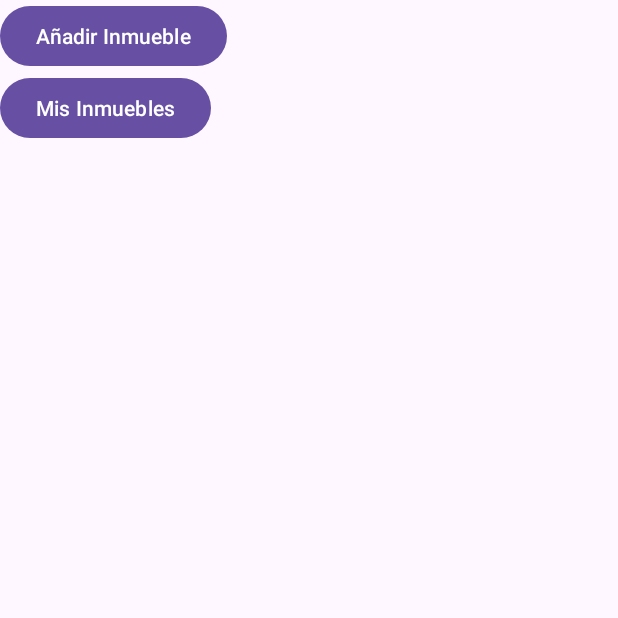
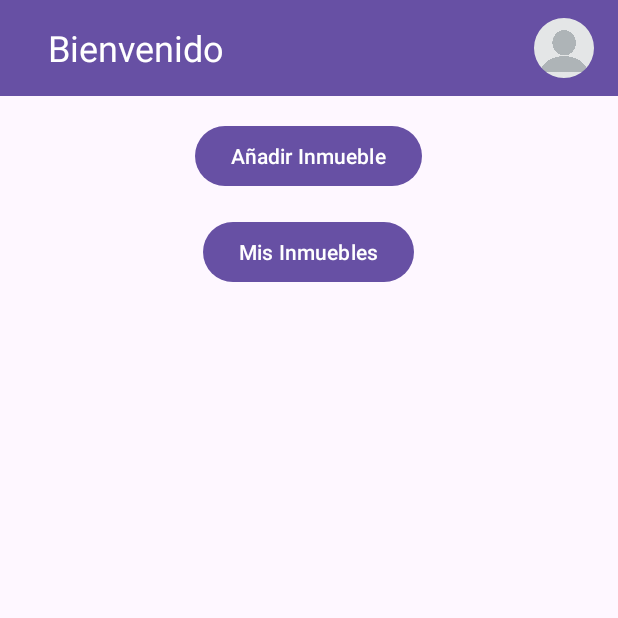
Before and after one commit to i82rusam/TFG, an Android app: the MainActivity screen opened directly, with no data from a screen before it, on a phone screen of 412 x 824 dp, the top half of it. Run offline under Robolectric (Android 15) with nearby library versions, the phone set to English and light mode, and no system bars; our stand-ins replace Firebase (no records; nobody signed in at launch, a user with empty details on screens opened directly).

Commit message:
new update

```diff
--- a/app/build.gradle.kts
+++ b/app/build.gradle.kts
@@ -45,6 +45,7 @@ dependencies {
     implementation("androidx.legacy:legacy-support-v13:1.0.0")
     implementation("com.google.firebase:firebase-auth-ktx:23.0.0")
     implementation("androidx.lifecycle:lifecycle-viewmodel-android:2.8.3")
+    implementation("com.google.firebase:firebase-storage-ktx:21.0.0")
     testImplementation("junit:junit:4.13.2")
     androidTestImplementation("androidx.test.ext:junit:1.2.1")
     androidTestImplementation("androidx.test.espresso:espresso-core:3.6.1")
@@ -53,4 +54,7 @@ dependencies {
     implementation ("androidx.lifecycle:lifecycle-viewmodel-ktx:2.8.3")
     implementation ("androidx.fragment:fragment-ktx:1.8.1")
     implementation("androidx.activity:activity-ktx:1.9.0")
+    implementation ("com.google.android.material:material:<version>")
+    implementation ("com.google.firebase:firebase-auth:23.0.0")
+
 }
--- a/app/src/main/AndroidManifest.xml
+++ b/app/src/main/AndroidManifest.xml
@@ -30,6 +30,7 @@
         </activity>
         <activity android:name=".ui.RegistroActivity"/>
         <activity android:name=".ui.LoginActivity"/>
+        <activity android:name="com.example.tfg.ui.ProfileActivity"/>
     </application>
 
 
--- a/app/src/main/java/com/example/tfg/ui/MainActivity.kt
+++ b/app/src/main/java/com/example/tfg/ui/MainActivity.kt
@@ -4,6 +4,7 @@ import android.content.Intent
 import android.os.Bundle
 import android.util.Log
 import android.widget.Button
+import android.widget.ImageView
 import android.widget.Toast
 import androidx.appcompat.app.AppCompatActivity
 import com.example.tfg.R
@@ -59,6 +60,12 @@ class MainActivity : AppCompatActivity() {
         // Inicializa repository aquí
         repository = FirebaseRepository(this)
 
+        val imageView = findViewById<ImageView>(R.id.imageViewProfile)
+        imageView.setOnClickListener {
+            val intent = Intent(this, ProfileActivity::class.java)
+            startActivity(intent)
+        }
+
         // Inicializa Botón Añadir Inmueble
         val btnAddInmueble: Button = findViewById(R.id.btnAddInmueble)
         btnAddInmueble.setOnClickListener {
--- a/app/src/main/res/layout/activity_login.xml
+++ b/app/src/main/res/layout/activity_login.xml
@@ -17,6 +17,9 @@
         android:hint="@string/hint_email"
         android:inputType="text"
         android:minHeight="48dp"
+        app:layout_constraintEnd_toEndOf="parent"
+        app:layout_constraintStart_toStartOf="parent"
+        app:layout_constraintTop_toTopOf="parent"
         tools:ignore="MissingConstraints,TextContrastCheck,TextFields,VisualLintTextFieldSize" />
 
     <EditText
--- a/app/src/main/res/layout/activity_main.xml
+++ b/app/src/main/res/layout/activity_main.xml
@@ -1,20 +1,67 @@
 <?xml version="1.0" encoding="utf-8"?>
-<LinearLayout xmlns:android="http://schemas.android.com/apk/res/android"
+<ScrollView xmlns:android="http://schemas.android.com/apk/res/android"
+    xmlns:app="http://schemas.android.com/apk/res-auto"
     xmlns:tools="http://schemas.android.com/tools"
     android:layout_width="match_parent"
     android:layout_height="match_parent"
-    android:orientation="vertical"
     tools:context=".ui.MainActivity">
+
+    <RelativeLayout
+        android:layout_width="match_parent"
+        android:layout_height="wrap_content">
+
+        <androidx.appcompat.widget.Toolbar
+            android:id="@+id/toolbarBienvenida"
+            android:layout_width="match_parent"
+            android:layout_height="wrap_content"
+            android:background="?attr/colorPrimary"
+            android:elevation="4dp"
+            android:theme="@style/ThemeOverlay.AppCompat.Dark.ActionBar"
+            app:titleTextColor="@android:color/white">
+
+            <LinearLayout
+                android:layout_width="match_parent"
+                android:layout_height="wrap_content"
+                android:orientation="horizontal"
+                android:gravity="center_vertical">
+
+                <TextView
+                    android:layout_width="0dp"
+                    android:layout_height="wrap_content"
+                    android:layout_weight="1"
+                    android:text="Bienvenido"
+                    android:textColor="@android:color/white"
+                    android:textSize="24sp"
+                    android:layout_marginStart="16dp"/>
+
+                <com.google.android.material.imageview.ShapeableImageView
+                    android:id="@+id/imageViewProfile"
+                    android:layout_width="40dp"
+                    android:layout_height="40dp"
+                    android:src="@drawable/ic_profile"
+                    android:contentDescription="@string/profile_icon_description"
+                    android:layout_marginEnd="16dp"
+                    app:shapeAppearanceOverlay="@style/CircularImageView"
+                />
+            </LinearLayout>
+        </androidx.appcompat.widget.Toolbar>
 
         <Button
             android:id="@+id/btnAddInmueble"
             android:layout_width="wrap_content"
             android:layout_height="wrap_content"
-        android:text="@string/add_inmueble" />
+            android:text="@string/add_inmueble"
+            android:layout_below="@id/toolbarBienvenida"
+            android:layout_centerHorizontal="true"
+            android:layout_marginTop="16dp"/>
 
         <Button
             android:id="@+id/btnMyInmuebles"
             android:layout_width="wrap_content"
             android:layout_height="wrap_content"
-        android:text="@string/mis_inmuebles" />
-</LinearLayout>
+            android:text="@string/mis_inmuebles"
+            android:layout_below="@id/btnAddInmueble"
+            android:layout_centerHorizontal="true"
+            android:layout_marginTop="16dp"/>
+    </RelativeLayout>
+</ScrollView>
--- /dev/null
+++ b/app/src/main/res/values/styles.xml
@@ -0,0 +1,9 @@
+<?xml version="1.0" encoding="utf-8"?>
+<resources>
+
+    <style name="CircularImageView" parent="">
+        <item name="cornerFamily">rounded</item>
+        <item name="cornerSize">50%</item>
+    </style>
+
+</resources>
```
Also changed, not shown: app/src/main/java/com/example/tfg/data/FirebaseRepository.kt (+56 -0 lines), app/src/main/java/com/example/tfg/ui/ProfileActivity.kt (added, +70 -0 lines), app/src/main/java/com/example/tfg/ui/TusInmueblesActivity.kt (+6 -3 lines), app/src/main/java/com/example/tfg/ui/agregarInmuebleActivity.kt (+47 -43 lines), app/src/main/res/layout/activity_profile.xml (added, +54 -0 lines), app/src/main/res/layout/dialog_change_password.xml (added, +31 -0 lines), app/src/main/res/values/strings.xml (+10 -0 lines), app/src/main/res/drawable/ic_profile.png (added). Lines whose indentation alone changed are shown as unchanged.
